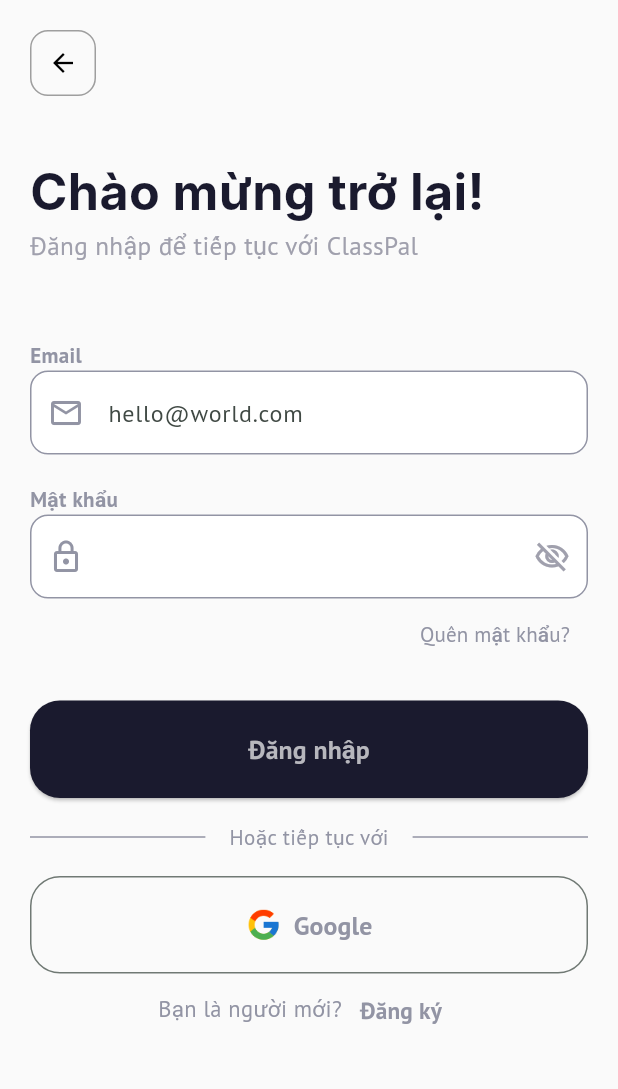
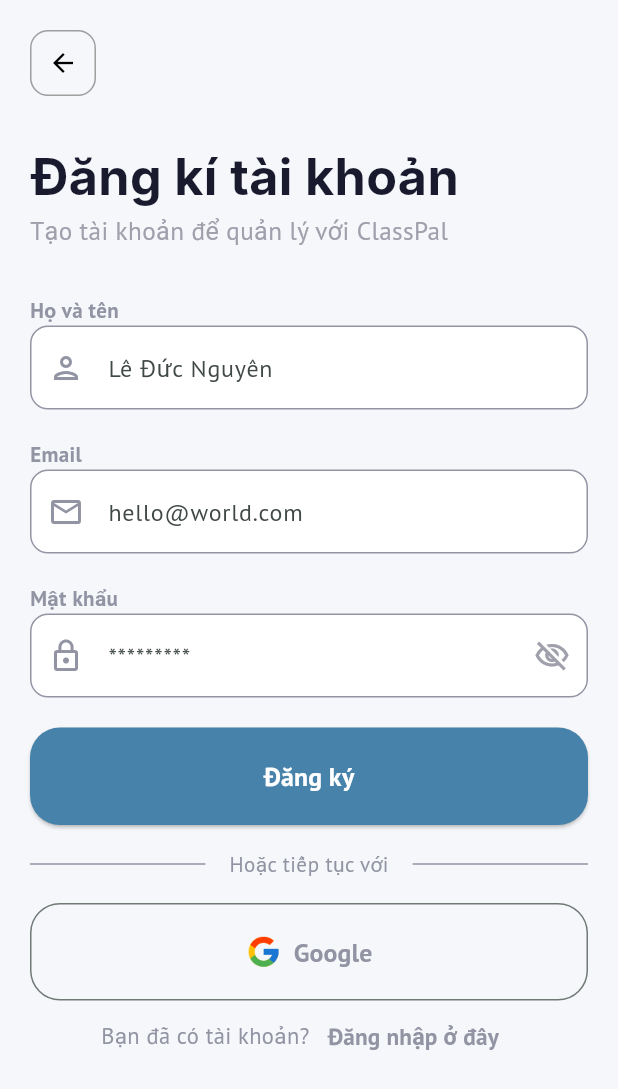
Before and after one commit to Enrique-Nguyen/mobile_classpal, a Flutter app: the SigninScreen screen opened by its route, after a tap on "Đăng ký", on a phone screen of 412 x 824 dp. Shown: the top 1089 px of the screen. Run offline on Flutter 3.47's test engine with Material 3 defaults, Android fonts, the phone set to English and light mode, and no system bars; our stand-ins replace google_fonts.

Commit message:
[Feature] Signup screen and routing to signup

```diff
--- a/lib/features/auth/screens/signin_screen.dart
+++ b/lib/features/auth/screens/signin_screen.dart
@@ -134,7 +134,7 @@ class _SigninScreenState extends State<SigninScreen> {
                       _buildSignInButton(context),
                       _buildDivider(),
                       _buildGoogleButton(),
-                      _buildFooter(),
+                      _buildFooter(context),
                     ],
                   ),
                 ),
@@ -147,7 +147,7 @@ class _SigninScreenState extends State<SigninScreen> {
   }
 }
 
-Row _buildFooter() {
+Row _buildFooter(context) {
   return Row(
     mainAxisAlignment: MainAxisAlignment.center,
     children: [
@@ -156,7 +156,9 @@ Row _buildFooter() {
         style: TextStyle(fontSize: 15, color: Color(0xFF9294A4)),
       ),
       TextButton(
-        onPressed: () {},
+        onPressed: () {
+          Navigator.pushNamed(context, '/signup');
+        },
         child: Text(
           "Đăng ký",
           style: TextStyle(
--- a/lib/features/auth/screens/signup_screen.dart
+++ b/lib/features/auth/screens/signup_screen.dart
@@ -0,0 +1,279 @@
+import 'package:flutter/material.dart';
+import 'package:mobile_classpal/core/constants/app_colors.dart';
+
+class SignupScreen extends StatefulWidget {
+  const SignupScreen({super.key});
+
+  @override
+  State<SignupScreen> createState() => _SignupScreenState();
+}
+
+class _SignupScreenState extends State<SignupScreen> {
+  bool _isObscured = true;
+  @override
+  Widget build(BuildContext context) {
+    return Scaffold(
+      backgroundColor: AppColors.background,
+      body: SafeArea(
+        child: SingleChildScrollView(
+          child: Padding(
+            padding: EdgeInsets.all(20),
+            child: Column(
+              crossAxisAlignment: CrossAxisAlignment.start,
+              children: [
+                _buildBackButton(context, Colors.grey),
+                Padding(padding: EdgeInsets.all(15)),
+                Text(
+                  "Đăng kí tài khoản",
+                  style: TextStyle(
+                    fontSize: 33.5,
+                    fontWeight: FontWeight.bold,
+                    fontFamily: 'Inter',
+                    color: Color(0xff1A1A2E),
+                  ),
+                ),
+                Text(
+                  "Tạo tài khoản để quản lý với ClassPal",
+                  style: TextStyle(color: Color(0xFFA0A0AD), fontSize: 16.8),
+                ),
+                Form(
+                  child: Column(
+                    crossAxisAlignment: CrossAxisAlignment.start,
+                    children: [
+                      SizedBox(height: 30),
+                      Text(
+                        "Họ và tên",
+                        style: TextStyle(
+                          color: Color(0xFF9294A4),
+                          fontSize: 14,
+                          fontWeight: FontWeight.bold,
+                        ),
+                      ),
+                      TextFormField(
+                        decoration: InputDecoration(
+                          prefixIcon: Icon(
+                            Icons.person_outlined,
+                            color: Color(0xFF9294A4),
+                          ),
+                          hintText: 'Lê Đức Nguyên',
+                          filled: true,
+                          fillColor: Colors.white,
+                          enabledBorder: OutlineInputBorder(
+                            borderRadius: BorderRadius.circular(12),
+                            borderSide: const BorderSide(
+                              color: Color(0xFF9294A4),
+                            ),
+                          ),
+                          focusedBorder: OutlineInputBorder(
+                            borderRadius: BorderRadius.circular(12),
+                            borderSide: const BorderSide(
+                              color: Color(0xFF9294A4),
+                            ),
+                          ),
+                        ),
+                      ),
+                      SizedBox(height: 20),
+                      Text(
+                        "Email",
+                        style: TextStyle(
+                          color: Color(0xFF9294A4),
+                          fontSize: 14,
+                          fontWeight: FontWeight.bold,
+                        ),
+                      ),
+                      TextFormField(
+                        decoration: InputDecoration(
+                          prefixIcon: Icon(
+                            Icons.mail_outline,
+                            color: Color(0xFF9294A4),
+                          ),
+                          hintText: 'hello@world.com',
+                          filled: true,
+                          fillColor: Colors.white,
+                          enabledBorder: OutlineInputBorder(
+                            borderRadius: BorderRadius.circular(12),
+                            borderSide: const BorderSide(
+                              color: Color(0xFF9294A4),
+                            ),
+                          ),
+                          focusedBorder: OutlineInputBorder(
+                            borderRadius: BorderRadius.circular(12),
+                            borderSide: const BorderSide(
+                              color: Color(0xFF9294A4),
+                            ),
+                          ),
+                        ),
+                      ),
+                      SizedBox(height: 20),
+                      Text(
+                        "Mật khẩu",
+                        style: TextStyle(
+                          color: Color(0xFF9294A4),
+                          fontSize: 14,
+                          fontWeight: FontWeight.bold,
+                        ),
+                      ),
+                      TextFormField(
+                        obscureText: _isObscured,
+                        // 4. Ký tự thay thế (Dấu chấm tròn to)
+                        obscuringCharacter: '*',
+                        decoration: InputDecoration(
+                          prefixIcon: Icon(
+                            Icons.lock_outline,
+                            color: Color(0xFF9294A4),
+                          ),
+                          suffixIcon: IconButton(
+                            icon: Icon(
+                              // Đổi icon dựa trên trạng thái
+                              _isObscured
+                                  ? Icons.visibility_off_outlined
+                                  : Icons.visibility_outlined,
+                              color: const Color(0xFFA0A0AD),
+                            ),
+                            onPressed: () {
+                              // Cập nhật lại giao diện
+                              setState(() {
+                                _isObscured = !_isObscured;
+                              });
+                            },
+                          ),
+                          hintText: '*********',
+                          filled: true,
+                          fillColor: Colors.white,
+                          enabledBorder: OutlineInputBorder(
+                            borderRadius: BorderRadius.circular(12),
+                            borderSide: const BorderSide(
+                              color: Color(0xFF9294A4),
+                            ),
+                          ),
+                          focusedBorder: OutlineInputBorder(
+                            borderRadius: BorderRadius.circular(12),
+                            borderSide: const BorderSide(
+                              color: Color(0xFF9294A4),
+                            ),
+                          ),
+                        ),
+                      ),
+
+                      SizedBox(height: 20),
+                      _buildSignUpButton(context),
+                      _buildDivider(),
+                      _buildGoogleButton(),
+                      _buildFooter(context),
+                    ],
+                  ),
+                ),
+              ],
+            ),
+          ),
+        ),
+      ),
+    );
+  }
+}
+
+Row _buildFooter(BuildContext context) {
+  return Row(
+    mainAxisAlignment: MainAxisAlignment.center,
+    children: [
+      Text(
+        "Bạn đã có tài khoản?",
+        style: TextStyle(fontSize: 15, color: Color(0xFF9294A4)),
+      ),
+      TextButton(
+        onPressed: () {
+          Navigator.pushNamed(context, '/signin');
+        },
+        child: Text(
+          "Đăng nhập ở đây",
+          style: TextStyle(
+            fontSize: 15.5,
+            fontWeight: FontWeight.bold,
+            color: Color(0xFF9294A4),
+          ),
+        ),
+      ),
+    ],
+  );
+}
+
+SizedBox _buildSignUpButton(BuildContext context) {
+  return SizedBox(
+    width: double.infinity,
+    child: ElevatedButton(
+      onPressed: () {
+        Navigator.pushNamed(context, '/class');
+      },
+      child: Text(
+        "Đăng ký",
+        style: TextStyle(fontSize: 17.2, fontWeight: FontWeight.bold),
+      ),
+      style: ElevatedButton.styleFrom(
+        backgroundColor: Color(0xFF4682A9),
+        foregroundColor: Colors.white,
+        shape: RoundedRectangleBorder(borderRadius: BorderRadius.circular(20)),
+        padding: EdgeInsets.all(20),
+      ),
+    ),
+  );
+}
+
+SizedBox _buildGoogleButton() {
+  return SizedBox(
+    width: double.infinity,
+    child: OutlinedButton(
+      onPressed: () {},
+      child: Row(
+        mainAxisAlignment: MainAxisAlignment.center,
+        children: [
+          Image.asset('assets/images/logo_google.png', width: 24, height: 24),
+          SizedBox(width: 8),
+          Text(
+            "Google",
+            style: TextStyle(fontSize: 17.2, fontWeight: FontWeight.bold),
+          ),
+        ],
+      ),
+      style: ElevatedButton.styleFrom(
+        // backgroundColor: Color(0xff1A1A2E),
+        foregroundColor: Color(0xFF9294A4),
+        shape: RoundedRectangleBorder(borderRadius: BorderRadius.circular(20)),
+        padding: EdgeInsets.all(20),
+      ),
+    ),
+  );
+}
+
+Row _buildDivider() {
+  return Row(
+    mainAxisAlignment: MainAxisAlignment.center,
+    children: [
+      Expanded(child: Divider(color: Color(0xFF9294A4), thickness: 1)),
+      Padding(
+        padding: EdgeInsets.all(16),
+        child: Text(
+          'Hoặc tiếp tục với',
+          style: TextStyle(fontSize: 14, color: Color(0xFF9294A4)),
+        ),
+      ),
+      Expanded(child: Divider(color: Color(0xFF9294A4), thickness: 1)),
+    ],
+  );
+}
+
+Container _buildBackButton(BuildContext context, Color borderColor) {
+  return Container(
+    width: 44,
+    height: 44,
+    decoration: BoxDecoration(
+      border: Border.all(color: borderColor),
+      borderRadius: BorderRadius.circular(12),
+    ),
+    child: IconButton(
+      icon: const Icon(Icons.arrow_back, color: Colors.black, size: 20),
+      onPressed: () {
+        Navigator.pushNamed(context, '/welcome');
+      },
+    ),
+  );
+}
--- a/lib/main.dart
+++ b/lib/main.dart
@@ -1,6 +1,7 @@
 import 'package:flutter/material.dart';
 import 'package:google_fonts/google_fonts.dart';
 import 'package:mobile_classpal/features/auth/screens/signin_screen.dart';
+import 'package:mobile_classpal/features/auth/screens/signup_screen.dart';
 import 'features/main_view/screens/welcome.dart';
 import 'core/widgets/class_view_navigation.dart';
 
@@ -34,6 +35,7 @@ class App extends StatelessWidget {
       routes: {
         '/welcome': (context) => const WelcomeScreen(),
         '/signin': (context) => const SigninScreen(),
+        '/signup': (context) => const SignupScreen(),
         '/class': (context) => const ClassViewNavigation(),
       },
     );
```
